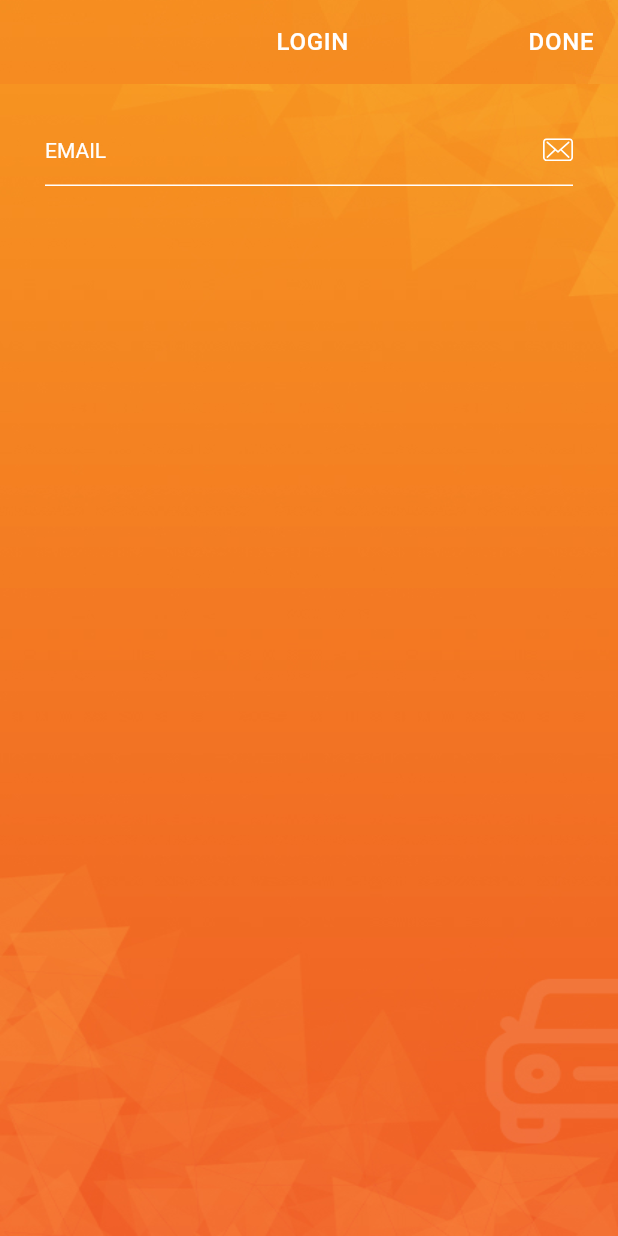
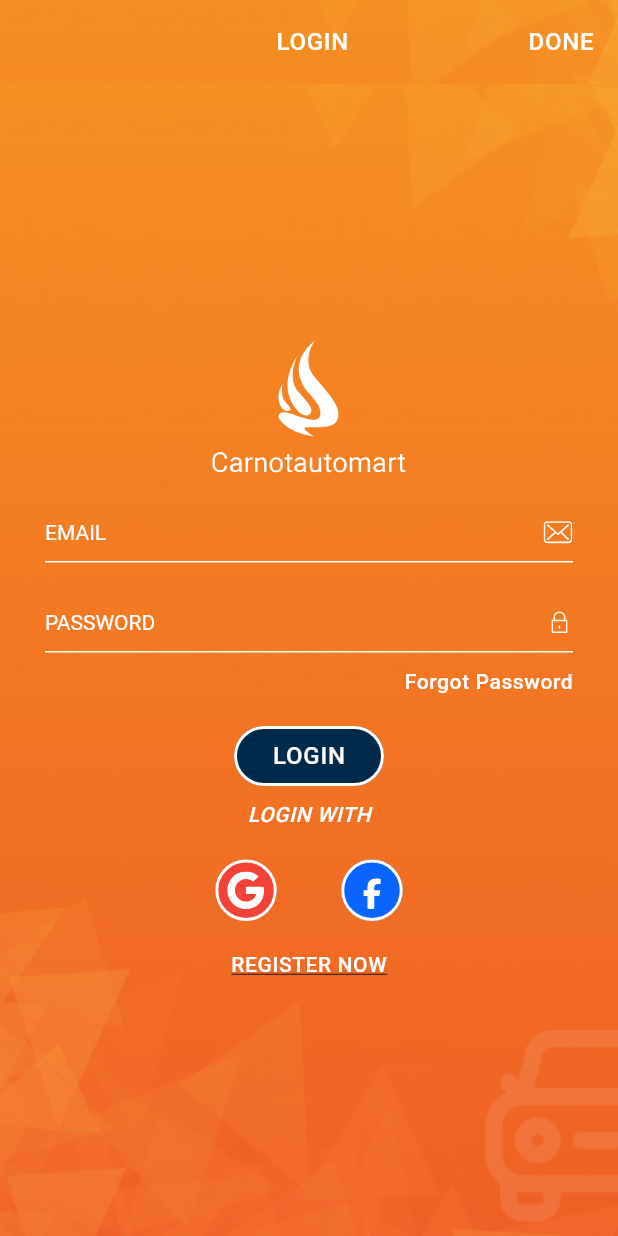
Before and after one commit to Perfectedge/carnotautomart-flutter, a Flutter app: the LoginScreen screen opened directly, on a phone screen of 412 x 824 dp. Run offline on Flutter 3.47's test engine with Material 3 defaults, Android fonts, the phone set to English and light mode, and no system bars; our stand-ins replace cached_network_image, device_info_plus, dio, flutter_svg, flutter_typeahead, fluttertoast and 3 more; accounts and stored records are empty; network calls fail.

```diff
--- a/lib/data/local/pref_keys.dart
+++ b/lib/data/local/pref_keys.dart
@@ -1,5 +1,7 @@
 class PrefKeys {
   static const isLoggedIn = "isLoggedIn";
   static const accessToken = "accessToken";
+  static const deviceToken = "deviceToken";
+  static const iosVersion = "iosVersion";
 
 }
--- a/lib/ui/auth/login/login_screen.dart
+++ b/lib/ui/auth/login/login_screen.dart
@@ -1,12 +1,21 @@
-import 'package:carnotautomart/ui/utils/helper/device_info.dart';
+import 'dart:developer';
+import 'dart:io';
+import 'package:carnotautomart/data/local/pref_keys.dart';
+import 'package:carnotautomart/ui/auth/signin/signin_screen.dart';
 import 'package:carnotautomart/ui/utils/helper/helper_functions.dart';
 import 'package:carnotautomart/ui/utils/helper/image_helper.dart';
 import 'package:carnotautomart/ui/utils/helper/spacing_helper.dart';
+
+import 'package:carnotautomart/ui/widget/base_button.dart';
+
+import 'package:flutter/gestures.dart';
 import 'package:flutter/material.dart';
 import 'package:flutter_svg/svg.dart';
 import 'package:get/get.dart';
+import 'package:get_storage/get_storage.dart';
 
 import '../../utils/app_colors.dart';
+import '../../widget/text_box_widget.dart';
 
 class LoginScreen extends StatefulWidget {
   const LoginScreen({super.key});
@@ -16,8 +25,22 @@ class LoginScreen extends StatefulWidget {
 }
 
 class _LoginScreenState extends State<LoginScreen> {
-  TextEditingController emailControlelr=TextEditingController();
-  TextEditingController passwordControlelr=TextEditingController();
+  TextEditingController emailControlelr = TextEditingController();
+  TextEditingController passwordControlelr = TextEditingController();
+  FocusNode _focusNode = FocusNode();
+  final _storage = GetStorage();
+  double iOSVersion = 0.0;
+  @override
+  void initState() {
+    super.initState();
+    if (Platform.isIOS) {
+      String cleanNumber = '${_storage.read(PrefKeys.iosVersion)}'
+          .replaceAll(RegExp(r'\.\d+$'), '');
+      iOSVersion = double.parse(cleanNumber);
+    }
+    log(iOSVersion.toString());
+  }
+
   @override
   Widget build(BuildContext context) {
     final textTheme = Theme.of(context).textTheme;
@@ -31,7 +54,7 @@ class _LoginScreenState extends State<LoginScreen> {
           top: true,
           bottom: false,
           child: Scaffold(
-            resizeToAvoidBottomInset: false,
+            resizeToAvoidBottomInset: true,
             appBar: AppBar(
               automaticallyImplyLeading: false,
               centerTitle: true,
@@ -62,16 +85,22 @@ class _LoginScreenState extends State<LoginScreen> {
               flexibleSpace: appbarFlexibleSpace,
             ),
             body: Container(
-              height: DeviceInfo(context).height,
-              width: DeviceInfo(context).width,
+              // height: double.infinity,
+              // width: double.infinity,
               decoration: const BoxDecoration(
                   image: DecorationImage(
                       image: AssetImage('assets/images/bg.jpg'),
-                      fit: BoxFit.fill)),
+                      fit: BoxFit.cover)),
               padding: const EdgeInsets.symmetric(horizontal: 30),
+              child: Center(
                 child: SingleChildScrollView(
+                  physics:const BouncingScrollPhysics(),
                   child: Column(
+                    mainAxisAlignment: MainAxisAlignment.center,
+                    crossAxisAlignment: CrossAxisAlignment.center,
                     children: [
+                      // SpaceHelper.verticalSpaceMedium,
+                      ImageHelper.icLogo,
                       SpaceHelper.verticalSpaceMedium,
                       TextBoxWidget(
                         textTheme: textTheme,
@@ -81,13 +110,89 @@ class _LoginScreenState extends State<LoginScreen> {
                       ),
 
                       SpaceHelper.verticalSpaceMedium,
-                    //       TextBoxWidget(
-                    // textTheme: textTheme,
-                    // controller: passwordControlelr,
-                    // lableText: 'Password',
-                    // suffixIcon: ImageHelper.icLock,
-                    // ),
+                      TextBoxWidget(
+                        textTheme: textTheme,
+                        controller: passwordControlelr,
+                        lableText: 'Password',
+                        suffixIcon: ImageHelper.icLock,
+                      ),
+                      SpaceHelper.verticalSpaceSmall,
+                      Row(
+                        mainAxisAlignment: MainAxisAlignment.end,
+                        children: [
+                          RichText(
+                            text: TextSpan(
+                                text: 'Forgot Password',
+                                style: textTheme.bodySmall,
+                                recognizer: TapGestureRecognizer()
+                                  ..onTap = () {}),
+                          ),
                         ],
+                      ),
+                      SpaceHelper.verticalSpaceMedium,
+                      SizedBox(
+                          width: 100,
+                          child: BaseButton(
+                            onPress: () {},
+                            title: 'Login'.toUpperCase(),
+                            backgroundColor:
+                                const Color.fromARGB(255, 0, 41, 74),
+                            textStyle: textTheme.labelMedium,
+                            isBorder: true,
+                          )),
+                      SpaceHelper.verticalSpaceSmall,
+                      Text(
+                        'Login with'.toUpperCase(),
+                        style: textTheme.bodySmall
+                            ?.copyWith(fontStyle: FontStyle.italic),
+                      ),
+                      SpaceHelper.verticalSpaceMedium,
+                      Row(
+                        mainAxisAlignment: MainAxisAlignment.center,
+                        children: [
+                          SocialLoginButton(
+                              backgroundColor: Colors.red,
+                              child: SvgPicture.asset(
+                                'assets/icons/ic_google.svg',
+                                height: 25,
+                                width: 25,
+                              ),
+                              onPressed: () {}),
+                          SpaceHelper.horizontalSpaceSmall,
+                          if (Platform.isIOS && iOSVersion > 13.0)
+                            SocialLoginButton(
+                              backgroundColor: Colors.transparent,
+                              child: SvgPicture.asset(
+                                  'assets/icons/ic_apple.svg',
+                                  height: 25,
+                                  width: 25),
+                              onPressed: () {},
+                            ),
+                          SpaceHelper.horizontalSpaceSmall,
+                          SocialLoginButton(
+                            backgroundColor: const Color(0xff0866FF),
+                            child: SvgPicture.asset(
+                                'assets/icons/ic_facebook.svg',
+                                height: 25,
+                                width: 25),
+                            onPressed: () {},
+                          ),
+                        ],
+                      ),
+                      SpaceHelper.verticalSpaceMedium,
+                      RichText(
+                        text: TextSpan(
+                            text: 'Register now'.toUpperCase(),
+                            style: textTheme.bodySmall?.copyWith(
+                                decoration: TextDecoration.underline),
+                            recognizer: TapGestureRecognizer()
+                              ..onTap = () {
+                                Get.to(() => SignInScreen(),
+                                    transition: Transition.rightToLeft);
+                              }),
+                      ),
+                    ],
+                  ),
                 ),
               ),
             ),
@@ -98,64 +203,28 @@ class _LoginScreenState extends State<LoginScreen> {
   }
 }
 
-class TextBoxWidget extends StatefulWidget {
-   TextBoxWidget({
+class SocialLoginButton extends StatelessWidget {
+  const SocialLoginButton({
     super.key,
-    required this.textTheme,
-    required this.controller,
-    required this.lableText,
-    this.suffixIcon,
-    this.validator,
-    this.isObsecure
-
+    required this.backgroundColor,
+    required this.child,
+    required this.onPressed,
   });
-
-  final TextTheme textTheme;
-  final String lableText;
-  final Widget? suffixIcon;
-  final TextEditingController controller;
-  String? Function(String?)? validator;
-   bool? isObsecure;
-
-  @override
-  State<TextBoxWidget> createState() => _TextBoxWidgetState();
-}
-
-class _TextBoxWidgetState extends State<TextBoxWidget> {
-
+  final Color backgroundColor;
+  final Widget child;
+  final void Function() onPressed;
 
   @override
   Widget build(BuildContext context) {
-    return TextFormField(
-      controller: widget.controller,
-
-      cursorColor: Colors.white,
-      scrollPadding: EdgeInsets.zero,
-      obscureText: widget.isObsecure ?? false,
-      style: widget.textTheme.bodyMedium
-          ?.copyWith(letterSpacing: 0, fontWeight: FontWeight.normal),
-
-      decoration: InputDecoration(
-          contentPadding:EdgeInsets.all(0), // Adjust padding as needed
-
-          labelText: widget.lableText.toUpperCase(),
-          labelStyle: widget.textTheme.bodyMedium
-              ?.copyWith(letterSpacing: 0, fontWeight: FontWeight.normal,fontSize:14),
-                //  helperText: ' ',
-          // hintText: _isFocused ? '' : widget.lableText.toUpperCase(),
-          //  hintStyle:widget.textTheme.bodySmall?.copyWith(color: Colors.white),
-
-
-          enabledBorder:_border ,
-          focusedBorder: _border,
-          suffixIcon: widget.suffixIcon,
-          suffixIconConstraints: BoxConstraints(maxHeight: 20,maxWidth: 20)
-          ),
-          validator: widget.validator,
-
-    );
+    return OutlinedButton(
+        onPressed: onPressed,
+        style: OutlinedButton.styleFrom(
+            tapTargetSize: MaterialTapTargetSize.shrinkWrap,
+            padding: const EdgeInsets.all(8),
+            shape: const CircleBorder(),
+            backgroundColor: backgroundColor,
+            side: const BorderSide(color: Colors.white, width: 2.0),
+            elevation: 2),
+        child: child);
   }
-
-  final _border=const UnderlineInputBorder(
-                borderSide: BorderSide(color: Colors.white));
 }
--- a/lib/ui/utils/helper/image_helper.dart
+++ b/lib/ui/utils/helper/image_helper.dart
@@ -29,6 +29,8 @@ class AssetString {
   static String share = 'assets/icons/ic_share.svg';
   static String email = 'assets/icons/ic_email.svg';
   static String lock = 'assets/icons/ic_lock.svg';
+  static String icUserName = 'assets/icons/ic_user_name.svg';
+  static String icPhone = 'assets/icons/ic_phone.svg';
 }
 
 class ImageHelper {
@@ -45,4 +47,6 @@ class ImageHelper {
   static final icShare = SvgPicture.asset(AssetString.share);
   static final icEmail = SvgPicture.asset(AssetString.email);
   static final icLock = SvgPicture.asset(AssetString.lock);
+  static final icUserName = SvgPicture.asset(AssetString.icUserName);
+  static final icPhone = SvgPicture.asset(AssetString.icPhone);
 }
--- a/lib/ui/widget/base_button.dart
+++ b/lib/ui/widget/base_button.dart
@@ -1,4 +1,3 @@
-import 'package:carnotautomart/ui/utils/app_colors.dart';
 import 'package:flutter/material.dart';
 
 class BaseButton extends StatefulWidget {
@@ -6,8 +5,16 @@ class BaseButton extends StatefulWidget {
   final String title;
   final Color backgroundColor;
   final TextStyle? textStyle;
+  final bool? isBorder;
 
-  const BaseButton({Key? key, required this.onPress, required this.title,required this.backgroundColor,required this.textStyle})
+  const BaseButton(
+      {Key? key,
+      required this.onPress,
+      required this.title,
+      required this.backgroundColor,
+      required this.textStyle,
+      this.isBorder=false
+      })
       : super(key: key);
 
   @override
@@ -24,8 +31,9 @@ class _BaseBuState extends State<BaseButton> {
         onPressed: widget.onPress,
         style: widget.onPress != null
             ? ElevatedButton.styleFrom(
-                backgroundColor:widget.backgroundColor,
-                shape: const StadiumBorder(),
+                backgroundColor: widget.backgroundColor,
+                shape:widget.isBorder==false?const StadiumBorder() : const StadiumBorder(
+                    side: BorderSide(color: Colors.white, width: 2)),
                 elevation: 0,
                 // shadowColor: AppColors.button1Color,
               )
@@ -35,9 +43,7 @@ class _BaseBuState extends State<BaseButton> {
                 elevation: 0.0,
                 // shadowColor: AppColors.button1Color,
               ),
-        child: Text(widget.title,
-            style: widget.textStyle
-                ),
+        child: Text(widget.title, style: widget.textStyle),
       ),
     );
   }
--- /dev/null
+++ b/lib/ui/widget/text_box_widget.dart
@@ -0,0 +1,66 @@
+import 'package:flutter/material.dart';
+
+class TextBoxWidget extends StatefulWidget {
+  TextBoxWidget(
+      {super.key,
+      required this.textTheme,
+      required this.controller,
+      required this.lableText,
+      this.suffixIcon,
+      this.validator,
+      this.isObsecure,
+      this.focusNode,
+      this.suffixIconConstraints
+      });
+
+  final TextTheme textTheme;
+  final String lableText;
+  final Widget? suffixIcon;
+  final TextEditingController controller;
+  String? Function(String?)? validator;
+  bool? isObsecure;
+  FocusNode? focusNode;
+  BoxConstraints? suffixIconConstraints;
+
+  @override
+  State<TextBoxWidget> createState() => _TextBoxWidgetState();
+}
+
+class _TextBoxWidgetState extends State<TextBoxWidget> {
+  @override
+  Widget build(BuildContext context) {
+    return SizedBox(
+      height: 40,
+      child: TextFormField(
+        controller: widget.controller,
+        focusNode: widget.focusNode,
+        cursorColor: Colors.white,
+        scrollPadding: EdgeInsets.zero,
+        obscureText: widget.isObsecure ?? false,
+        style: widget.textTheme.bodyMedium
+            ?.copyWith(letterSpacing: 0, fontWeight: FontWeight.normal),
+        decoration: InputDecoration(
+            contentPadding: const EdgeInsets.only(bottom: 5),
+            labelText: widget.lableText.toUpperCase(),
+            labelStyle: widget.textTheme.bodyMedium?.copyWith(
+              letterSpacing: 0,
+              fontWeight: FontWeight.normal,
+              fontSize: 14,
+            ),
+            //  helperText: ' ',
+            // hintText: _isFocused ? '' : widget.lableText.toUpperCase(),
+            //  hintStyle:widget.textTheme.bodySmall?.copyWith(color: Colors.white),
+
+            enabledBorder: _border,
+            focusedBorder: _border,
+            suffixIcon: widget.suffixIcon,
+            suffixIconConstraints:widget.suffixIconConstraints??
+                const BoxConstraints(maxHeight: 15, maxWidth: 20)),
+        validator: widget.validator,
+      ),
+    );
+  }
+
+  final _border =
+      const UnderlineInputBorder(borderSide: BorderSide(color: Colors.white));
+}
--- a/pubspec.yaml
+++ b/pubspec.yaml
@@ -52,6 +52,7 @@ dependencies:
   flutter_native_splash: ^2.3.7
   intl: ^0.19.0
   flutter_typeahead: ^5.0.1
+  device_info_plus: ^9.1.1
 
 dev_dependencies:
   flutter_test:
```
Also changed, not shown: lib/main.dart (+30 -5 lines), lib/ui/auth/signin/signin_screen.dart (+207 -0 lines), assets/icons/ic_apple.svg (added), assets/icons/ic_facebook.svg (added), assets/icons/ic_google.svg (added), assets/icons/ic_phone.svg (added), assets/icons/ic_user_name.svg (added), pubspec.lock, 1 other file. Lines whose indentation alone changed are shown as unchanged.
